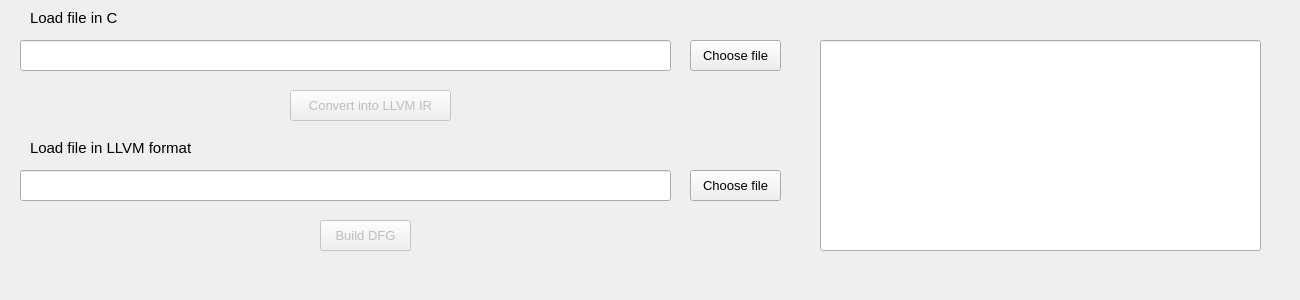
First picture: the form in guis/main.ui, repository AdaVarts/Construction-of-the-data-flow-graph, before the edit.
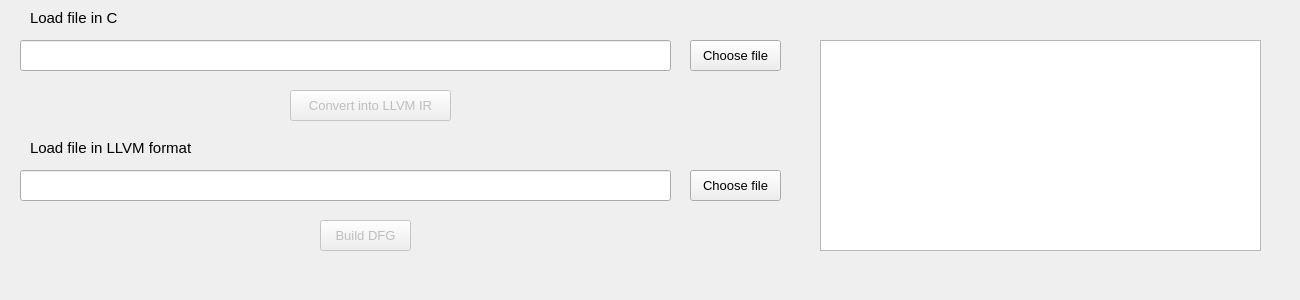
Second picture: the form after the edit.

Commit message: gui: main window - threading, convert from c into llvm functionality

Patch:
```diff
--- a/guis/main.ui
+++ b/guis/main.ui
@@ -176,7 +176,10 @@
      <string>Load file in LLVM format</string>
     </property>
    </widget>
-   <widget class="QLineEdit" name="linePathForC_2">
+   <widget class="QTextEdit" name="textPrint">
+    <property name="enabled">
+     <bool>true</bool>
+    </property>
     <property name="geometry">
      <rect>
       <x>820</x>
@@ -185,10 +188,11 @@
       <height>211</height>
      </rect>
     </property>
-    <property name="font">
-     <font>
-      <pointsize>10</pointsize>
-     </font>
+    <property name="maximumSize">
+     <size>
+      <width>441</width>
+      <height>211</height>
+     </size>
     </property>
     <property name="readOnly">
      <bool>true</bool>
```
The commit also changes 4 other files.
